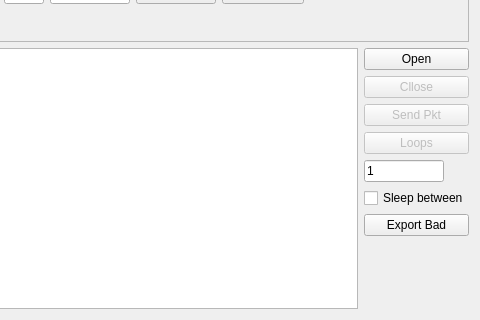
First picture: the form in dialog.ui, repository fdarling/Test-Colorlight-Ethernet, before the edit; both pictures show x 751 to 1231 and y 115 to 435 of the 1231 by 435 pixel window.
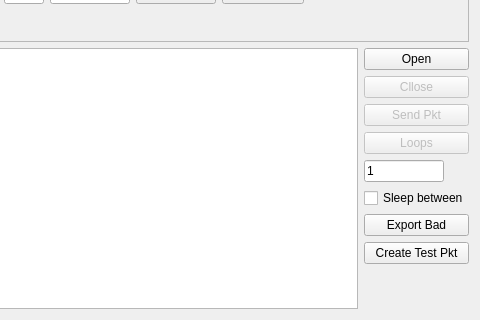
Second picture: the form after the edit. Icons and pictures are not drawn.

Commit message: ARP support is added

Diff of the .ui file:
```diff
--- a/dialog.ui
+++ b/dialog.ui
@@ -483,6 +483,13 @@
          </property>
         </widget>
        </item>
+       <item>
+        <widget class="QPushButton" name="m_btnCrewateTestPkt">
+         <property name="text">
+          <string>Create Test Pkt</string>
+         </property>
+        </widget>
+       </item>
        <item>
         <spacer name="verticalSpacer">
          <property name="orientation">
```
The commit also changes 2 other files.
